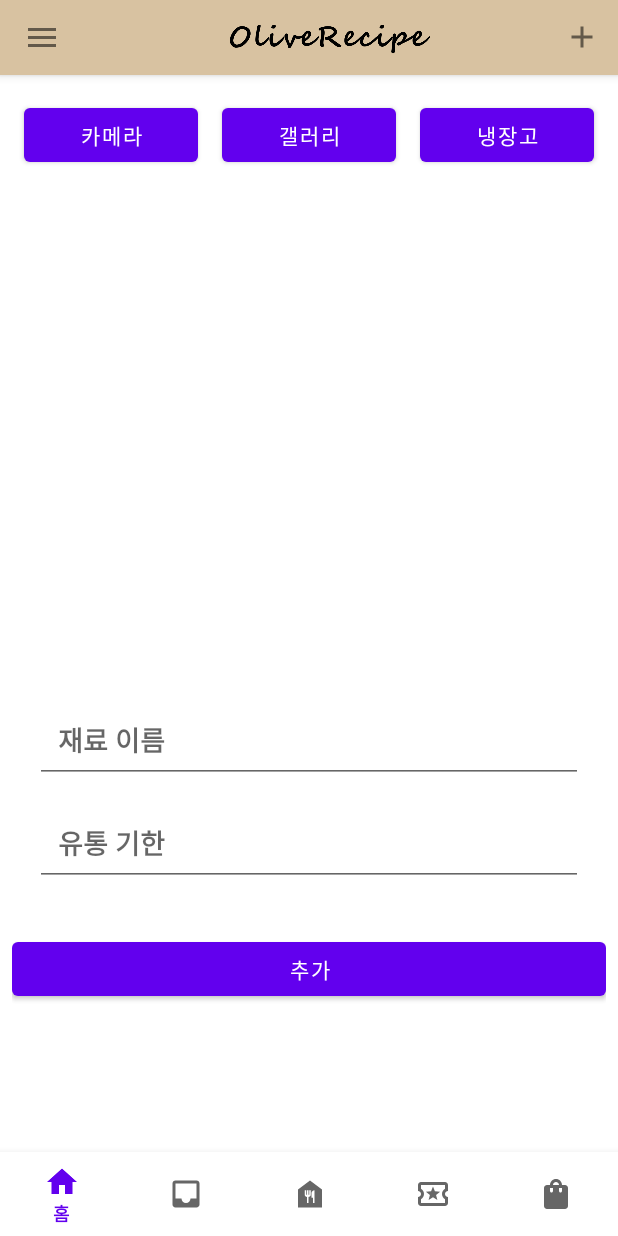
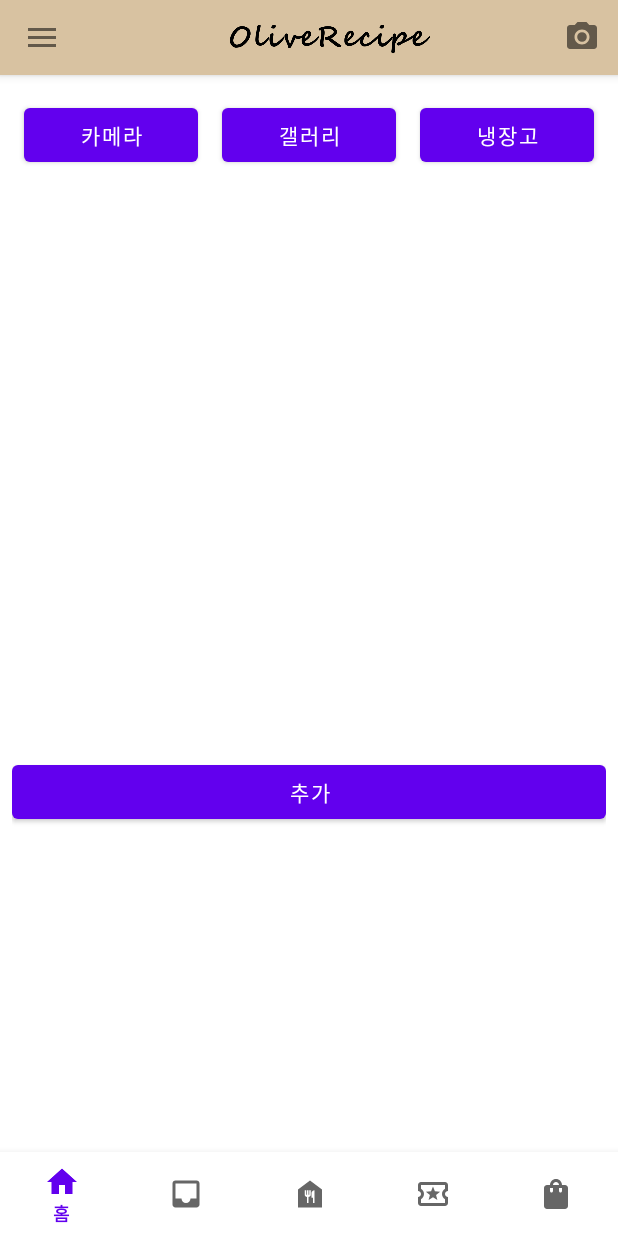
Before and after one commit to wjsehdlf77/OliveRecipe, an Android app: the AddFoodViewFragment screen opened through its navigation route, on a phone screen of 412 x 824 dp. Run offline under Robolectric (Android 15) with nearby library versions, the light colour scheme and no system bars; our stand-ins replace navigation-ui; libraries missing offline, so code that uses them is left out: org.tensorflow.lite; pictures from the network do not load.

Commit message:
명칭 변경 및  카메라 프래그먼트에서 추가 프래그먼트 이동

```diff
--- a/app/src/main/java/com/example/oliverecipe/fragments/add/MyAddFragment.kt
+++ b/app/src/main/java/com/example/oliverecipe/fragments/add/MyAddFragment.kt
@@ -55,12 +55,12 @@ class MyAddFragment : Fragment() {
             mUserViewModel.addUser(user)
 
             //토스트 메세지입니다.
-            Toast.makeText(requireContext(),"Successfully added!", Toast.LENGTH_LONG).show()
+            Toast.makeText(requireContext(),"성공적으로 추가했습니다", Toast.LENGTH_LONG).show()
             //다시 listfragment로 돌려보냅니다.
             findNavController().navigate(R.id.action_myAddFragment_to_action_refrigerator)
         }else{
             //만약 유저가 editText모두 넣지 않았다면 토스트 메세지를 띄웁니다.
-            Toast.makeText(requireContext(), "Please fill out all fields.", Toast.LENGTH_LONG).show()
+            Toast.makeText(requireContext(), "빈 부분을 채워주세요", Toast.LENGTH_LONG).show()
         }
     }
 
--- a/app/src/main/java/com/example/oliverecipe/fragments/list/ListAdapter.kt
+++ b/app/src/main/java/com/example/oliverecipe/fragments/list/ListAdapter.kt
@@ -31,7 +31,7 @@ class ListAdapter: RecyclerView.Adapter<ListAdapter.MyViewHolder>() {
     override fun onBindViewHolder(holder: MyViewHolder, position: Int) {
         //UI와 전달받은 userList에 데이터베이스 데이터를 연결해줍니다.
         val currentItem = userList[position]
-        holder.itemView.id_txt.text = currentItem.id.toString()
+//        holder.itemView.id_txt.text = currentItem.id.toString()
         holder.itemView.firstName_txt.text = currentItem.firstName
         holder.itemView.lastName_txt.text = currentItem.lastName
         holder.itemView.age_txt.text = currentItem.age.toString()
--- a/app/src/main/java/com/example/oliverecipe/navigation/AddFoodViewFragment.kt
+++ b/app/src/main/java/com/example/oliverecipe/navigation/AddFoodViewFragment.kt
@@ -16,6 +16,7 @@ import androidx.activity.result.contract.ActivityResultContracts
 import androidx.core.content.FileProvider
 import androidx.exifinterface.media.ExifInterface
 import androidx.fragment.app.Fragment
+import androidx.navigation.fragment.findNavController
 import com.bumptech.glide.Glide
 
 import com.example.oliverecipe.MainActivity
@@ -23,7 +24,9 @@ import com.example.oliverecipe.R
 import com.example.oliverecipe.databinding.FragmentAddBinding
 
 import kotlinx.android.synthetic.main.fragment_add.*
+import kotlinx.android.synthetic.main.fragment_add.view.*
 import kotlinx.android.synthetic.main.fragment_bag.view.*
+import kotlinx.android.synthetic.main.fragment_refrigerator.view.*
 import org.tensorflow.lite.support.image.TensorImage
 import org.tensorflow.lite.support.label.Category
 import org.tensorflow.lite.task.vision.detector.Detection
@@ -54,6 +57,10 @@ class AddFoodViewFragment : Fragment() {
     ): View? {
         _binding = FragmentAddBinding.inflate(inflater, container, false)
         val view = binding.root
+
+        view.buttonAdd.setOnClickListener {
+            findNavController().navigate(R.id.action_action_add_to_myAddFragment) //버튼을 누르면 addFragment로 화면전환합니다.
+        }
 
         return view
     }
--- /dev/null
+++ b/app/src/main/res/drawable/ic_camera.xml
@@ -0,0 +1,13 @@
+<vector xmlns:android="http://schemas.android.com/apk/res/android"
+    android:width="24dp"
+    android:height="24dp"
+    android:viewportWidth="24"
+    android:viewportHeight="24"
+    android:tint="?attr/colorControlNormal">
+  <path
+      android:fillColor="@android:color/white"
+      android:pathData="M12,12m-3.2,0a3.2,3.2 0,1 1,6.4 0a3.2,3.2 0,1 1,-6.4 0"/>
+  <path
+      android:fillColor="@android:color/white"
+      android:pathData="M9,2L7.17,4L4,4c-1.1,0 -2,0.9 -2,2v12c0,1.1 0.9,2 2,2h16c1.1,0 2,-0.9 2,-2L22,6c0,-1.1 -0.9,-2 -2,-2h-3.17L15,2L9,2zM12,17c-2.76,0 -5,-2.24 -5,-5s2.24,-5 5,-5 5,2.24 5,5 -2.24,5 -5,5z"/>
+</vector>
--- a/app/src/main/res/layout/fragment_add.xml
+++ b/app/src/main/res/layout/fragment_add.xml
@@ -56,44 +56,11 @@
             tools:srcCompat="@tools:sample/avatars" />
 
 
-        <EditText
-            android:id="@+id/add_item_name"
-            android:layout_width="match_parent"
-            android:layout_height="wrap_content"
-            android:layout_marginLeft="15dp"
-            android:layout_marginTop="10dp"
-            android:layout_marginRight="15dp"
-
-            android:layout_marginBottom="5dp"
-            android:hint="재료 이름"
-            android:inputType="textPersonName"
-            android:padding="15dp"
-            android:textColor="@color/purple_500"
-            android:textSize="18sp"
-            android:textStyle="bold" />
-
-        <EditText
-            android:id="@+id/add_item_valid"
-            android:layout_width="match_parent"
-            android:layout_height="wrap_content"
-            android:layout_marginLeft="15dp"
-
-            android:layout_marginTop="5dp"
-            android:layout_marginRight="15dp"
-            android:layout_marginBottom="15dp"
-            android:hint="유통 기한"
-            android:inputType="datetime"
-            android:padding="15dp"
-            android:textColor="@color/purple_500"
-            android:textSize="18sp"
-            android:textStyle="bold" />
-
-
         <Button
             android:id="@+id/buttonAdd"
             android:layout_width="match_parent"
             android:layout_height="wrap_content"
-            android:layout_marginTop="16dp"
+            android:layout_marginTop="50dp"
             android:text="추가" />
 
 
--- a/app/src/main/res/menu/menu_main.xml
+++ b/app/src/main/res/menu/menu_main.xml
@@ -5,7 +5,7 @@
 
     <item
         android:id="@+id/action_menu_add"
-        android:icon="@drawable/ic_add"
+        android:icon="@drawable/ic_camera"
         android:title="add"
         app:showAsAction="ifRoom" />
 
--- a/app/src/main/res/navigation/mobile_navigation.xml
+++ b/app/src/main/res/navigation/mobile_navigation.xml
@@ -46,7 +46,11 @@
         android:id="@+id/action_add"
         android:name="com.example.oliverecipe.navigation.AddFoodViewFragment"
         android:label="재료 추가"
-        tools:layout="@layout/fragment_add" />
+        tools:layout="@layout/fragment_add" >
+        <action
+            android:id="@+id/action_action_add_to_myAddFragment"
+            app:destination="@id/myAddFragment" />
+    </fragment>
 
     <fragment
         android:id="@+id/action_market"
```
Also changed, not shown: app/build.gradle (+7 -0 lines), app/src/main/java/com/example/oliverecipe/fragments/update/UpdateFragment.kt (+8 -8 lines), app/src/main/java/com/example/oliverecipe/navigation/RefrigeratorViewFragment.kt (+5 -5 lines), app/src/main/res/layout/custom_row.xml (+49 -45 lines), app/src/main/res/layout/fragment_my_add.xml (+4 -4 lines), app/src/main/res/layout/fragment_refrigerator.xml (+7 -6 lines), app/src/main/res/layout/fragment_update.xml (+5 -4 lines), app/src/main/res/layout/list_item.xml (deleted, +0 -51 lines).
